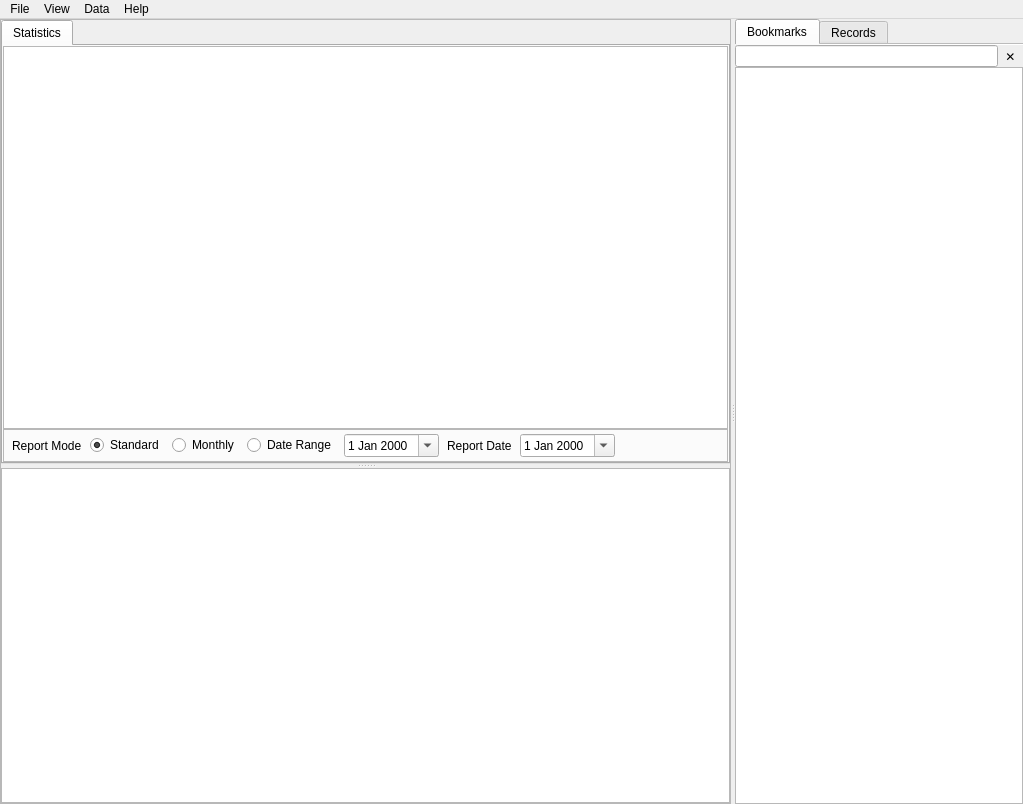
Above: oscar/mainwindow.ui from CrimsonNape-Red/OSCAR-SQL before the change. Below: the same form after it.
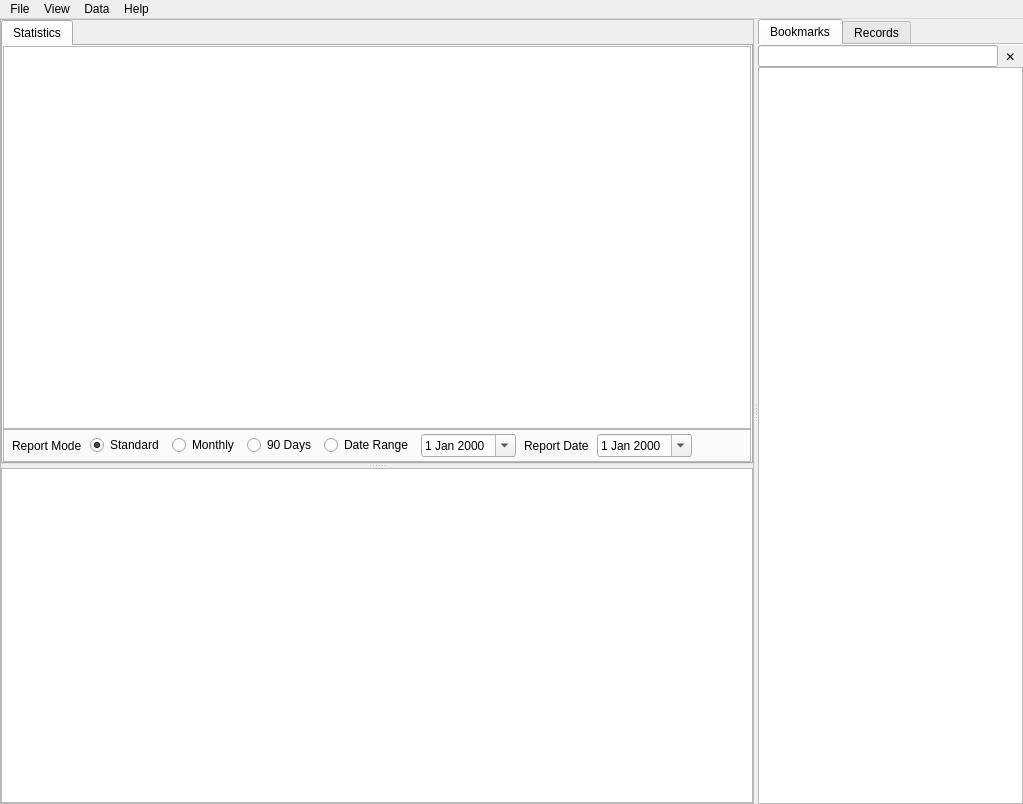
That is the form after the change. Icons and pictures are not drawn. Custom widgets are drawn as their Qt base class.

Commit message:
Add a 90 Days report mode to the Statistics page
Adds a fourth Report Mode that shows three cumulative columns, each
ending on the report date: Last 30 Days, Last 60 Days and Last 90 Days.
The end-date picker works as it does in Standard mode.

Diff of the .ui file:
```diff
--- a/oscar/mainwindow.ui
+++ b/oscar/mainwindow.ui
@@ -197,6 +197,16 @@
                </property>
               </widget>
              </item>
+             <item>
+              <widget class="QRadioButton" name="reportMode90Day">
+               <property name="toolTip">
+                <string>Show 30, 60 and 90 Day Report</string>
+               </property>
+               <property name="text">
+                <string>90 Days</string>
+               </property>
+              </widget>
+             </item>
              <item>
               <widget class="QRadioButton" name="reportModeRange">
                <property name="toolTip">
```
The commit also changes 4 other files.
